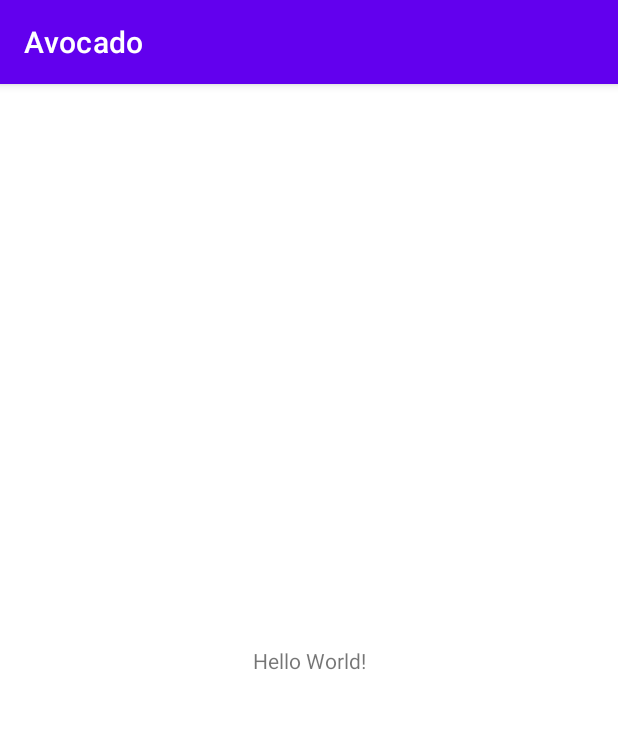
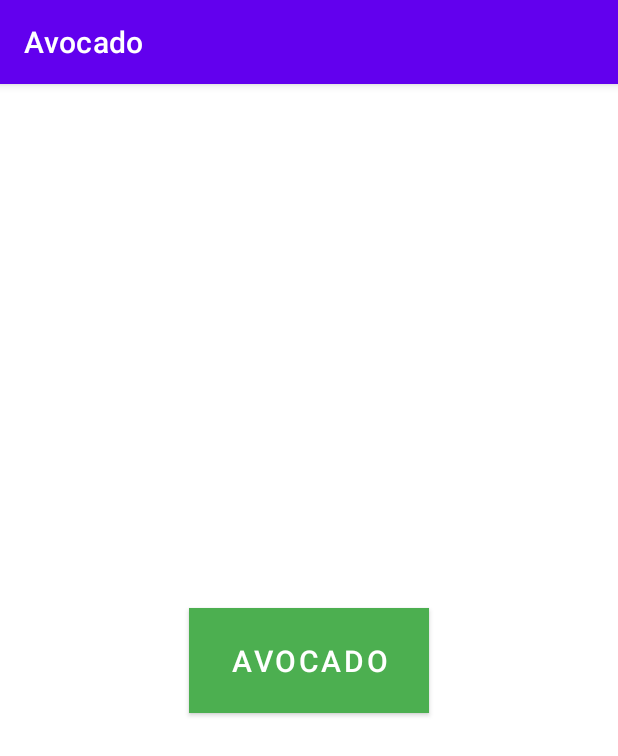
Before and after one commit to ryot3827/avocado, an Android app: the screen it shows after launch (MainActivity), on a phone screen of 412 x 824 dp. Shown: the top 756 px of the screen. Run offline under Robolectric (Android 15) with nearby library versions, the light colour scheme and no system bars.

Commit message:
Main Buttonを追加

```diff
--- a/app/src/main/res/layout/activity_main.xml
+++ b/app/src/main/res/layout/activity_main.xml
@@ -6,13 +6,16 @@
     android:layout_height="match_parent"
     tools:context=".MainActivity">
 
-    <TextView
-        android:layout_width="wrap_content"
-        android:layout_height="wrap_content"
-        android:text="Hello World!"
+    <Button
+        android:id="@+id/avocado"
+        android:layout_width="160dp"
+        android:layout_height="70dp"
+        android:background="@color/green"
+        android:text="@string/avocado"
+        android:textSize="20sp"
+        app:backgroundTint="@color/green"
         app:layout_constraintBottom_toBottomOf="parent"
         app:layout_constraintLeft_toLeftOf="parent"
         app:layout_constraintRight_toRightOf="parent"
         app:layout_constraintTop_toTopOf="parent" />
-
 </androidx.constraintlayout.widget.ConstraintLayout>
--- a/app/src/main/res/values/colors.xml
+++ b/app/src/main/res/values/colors.xml
@@ -7,4 +7,5 @@
     <color name="teal_700">#FF018786</color>
     <color name="black">#FF000000</color>
     <color name="white">#FFFFFFFF</color>
+    <color name="green">#4CAF50</color>
 </resources>
--- a/app/src/main/res/values/strings.xml
+++ b/app/src/main/res/values/strings.xml
@@ -1,3 +1,4 @@
 <resources>
     <string name="app_name">Avocado</string>
+    <string name="avocado">Avocado</string>
 </resources>
```
